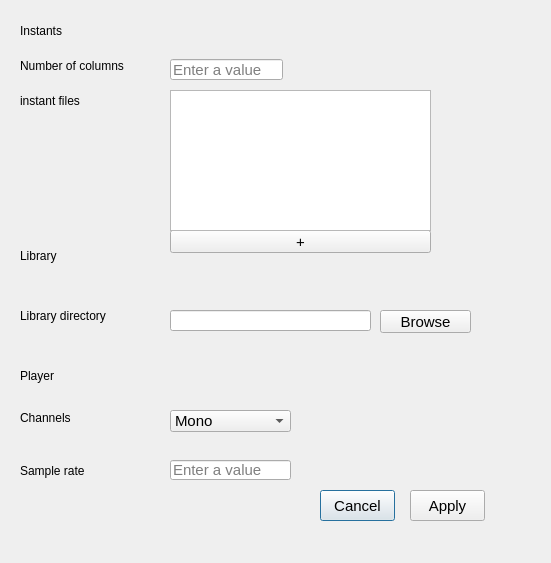
Above: sarge/resources/preference_window.ui from bitcastza/sarge before the change. Below: the same form after it.
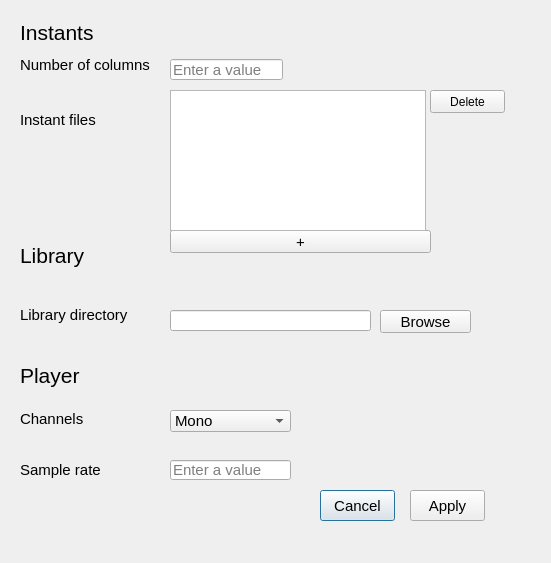
That is the form after the change.

Commit message: added filtering to just audio files for instant files

```diff
--- a/sarge/resources/preference_window.ui
+++ b/sarge/resources/preference_window.ui
@@ -23,7 +23,7 @@
     </rect>
    </property>
    <property name="text">
-    <string>Instants</string>
+    <string>&lt;html&gt;&lt;head/&gt;&lt;body&gt;&lt;p&gt;&lt;span style=&quot; font-size:16pt;&quot;&gt;Instants&lt;/span&gt;&lt;/p&gt;&lt;/body&gt;&lt;/html&gt;</string>
    </property>
   </widget>
   <widget class="QLabel" name="columns_label">
@@ -36,7 +36,7 @@
     </rect>
    </property>
    <property name="text">
-    <string>Number of columns</string>
+    <string>&lt;html&gt;&lt;head/&gt;&lt;body&gt;&lt;p&gt;&lt;span style=&quot; font-size:11pt;&quot;&gt;Number of columns&lt;/span&gt;&lt;/p&gt;&lt;/body&gt;&lt;/html&gt;</string>
    </property>
   </widget>
   <widget class="QLabel" name="library_label">
@@ -49,7 +49,7 @@
     </rect>
    </property>
    <property name="text">
-    <string>Library</string>
+    <string>&lt;html&gt;&lt;head/&gt;&lt;body&gt;&lt;p&gt;&lt;span style=&quot; font-size:16pt;&quot;&gt;Library&lt;/span&gt;&lt;/p&gt;&lt;/body&gt;&lt;/html&gt;</string>
    </property>
   </widget>
   <widget class="QLabel" name="directory_label">
@@ -62,7 +62,7 @@
     </rect>
    </property>
    <property name="text">
-    <string>Library directory</string>
+    <string>&lt;html&gt;&lt;head/&gt;&lt;body&gt;&lt;p&gt;&lt;span style=&quot; font-size:11pt;&quot;&gt;Library directory&lt;/span&gt;&lt;/p&gt;&lt;/body&gt;&lt;/html&gt;</string>
    </property>
   </widget>
   <widget class="QLabel" name="Player_label">
@@ -75,7 +75,7 @@
     </rect>
    </property>
    <property name="text">
-    <string>Player</string>
+    <string>&lt;html&gt;&lt;head/&gt;&lt;body&gt;&lt;p&gt;&lt;span style=&quot; font-size:16pt;&quot;&gt;Player&lt;/span&gt;&lt;/p&gt;&lt;/body&gt;&lt;/html&gt;</string>
    </property>
   </widget>
   <widget class="QLabel" name="channel_label">
@@ -88,7 +88,7 @@
     </rect>
    </property>
    <property name="text">
-    <string>Channels</string>
+    <string>&lt;html&gt;&lt;head/&gt;&lt;body&gt;&lt;p&gt;&lt;span style=&quot; font-size:11pt; color:#000000;&quot;&gt;Channels&lt;/span&gt;&lt;/p&gt;&lt;/body&gt;&lt;/html&gt;</string>
    </property>
   </widget>
   <widget class="QLabel" name="sample_rate_label">
@@ -101,7 +101,7 @@
     </rect>
    </property>
    <property name="text">
-    <string>Sample rate</string>
+    <string>&lt;html&gt;&lt;head/&gt;&lt;body&gt;&lt;p&gt;&lt;span style=&quot; font-size:11pt; color:#000000;&quot;&gt;Sample rate&lt;/span&gt;&lt;/p&gt;&lt;/body&gt;&lt;/html&gt;</string>
    </property>
   </widget>
   <widget class="QPushButton" name="cancel_button">
@@ -223,13 +223,13 @@
    <property name="geometry">
     <rect>
      <x>20</x>
-     <y>90</y>
+     <y>110</y>
      <width>101</width>
      <height>21</height>
     </rect>
    </property>
    <property name="text">
-    <string>instant files</string>
+    <string>&lt;html&gt;&lt;head/&gt;&lt;body&gt;&lt;p&gt;&lt;span style=&quot; font-size:11pt;&quot;&gt;Instant files&lt;/span&gt;&lt;/p&gt;&lt;/body&gt;&lt;/html&gt;</string>
    </property>
   </widget>
   <widget class="QPushButton" name="select_files">
@@ -260,16 +260,29 @@
     </rect>
    </property>
   </widget>
-  <widget class="QListView" name="files_list">
+  <widget class="QListWidget" name="files_list">
    <property name="geometry">
     <rect>
      <x>170</x>
      <y>90</y>
-     <width>261</width>
+     <width>256</width>
      <height>141</height>
     </rect>
    </property>
   </widget>
+  <widget class="QPushButton" name="delete_button">
+   <property name="geometry">
+    <rect>
+     <x>430</x>
+     <y>90</y>
+     <width>75</width>
+     <height>23</height>
+    </rect>
+   </property>
+   <property name="text">
+    <string>Delete</string>
+   </property>
+  </widget>
  </widget>
  <resources/>
  <connections/>
```
The commit also changes 1 other file.
